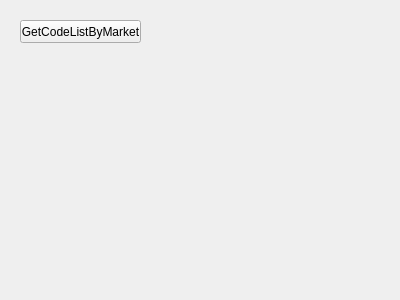
Qt form win32/collect_info_ui.ui (danhojin/algo-trading-korea-equities) before a commit.
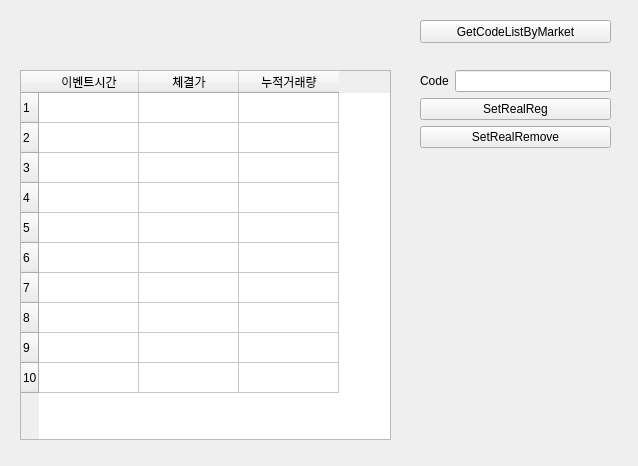
The same form after that commit.

Commit message: rename db table and column names, files. add environment variables

Diff of the .ui file:
```diff
--- a/win32/collect_info_ui.ui
+++ b/win32/collect_info_ui.ui
@@ -6,8 +6,8 @@
    <rect>
     <x>0</x>
     <y>0</y>
-    <width>400</width>
-    <height>300</height>
+    <width>638</width>
+    <height>466</height>
    </rect>
   </property>
   <property name="windowTitle">
@@ -16,9 +16,9 @@
   <widget class="QPushButton" name="button_get_code_list">
    <property name="geometry">
     <rect>
-     <x>20</x>
+     <x>420</x>
      <y>20</y>
-     <width>121</width>
+     <width>191</width>
      <height>23</height>
     </rect>
    </property>
@@ -26,6 +26,97 @@
     <string>GetCodeListByMarket</string>
    </property>
   </widget>
+  <widget class="QTableWidget" name="obs_table">
+   <property name="geometry">
+    <rect>
+     <x>20</x>
+     <y>70</y>
+     <width>371</width>
+     <height>370</height>
+    </rect>
+   </property>
+   <property name="rowCount">
+    <number>10</number>
+   </property>
+   <row/>
+   <row/>
+   <row/>
+   <row/>
+   <row/>
+   <row/>
+   <row/>
+   <row/>
+   <row/>
+   <row/>
+   <column>
+    <property name="text">
+     <string>이벤트시간</string>
+    </property>
+   </column>
+   <column>
+    <property name="text">
+     <string>체결가</string>
+    </property>
+   </column>
+   <column>
+    <property name="text">
+     <string>누적거래량</string>
+    </property>
+   </column>
+  </widget>
+  <widget class="QWidget" name="verticalLayoutWidget">
+   <property name="geometry">
+    <rect>
+     <x>420</x>
+     <y>70</y>
+     <width>191</width>
+     <height>370</height>
+    </rect>
+   </property>
+   <layout class="QVBoxLayout" name="verticalLayout">
+    <item>
+     <layout class="QFormLayout" name="formLayout">
+      <item row="0" column="0">
+       <widget class="QLabel" name="label">
+        <property name="text">
+         <string>Code</string>
+        </property>
+       </widget>
+      </item>
+      <item row="0" column="1">
+       <widget class="QLineEdit" name="obs_line_code"/>
+      </item>
+     </layout>
+    </item>
+    <item>
+     <widget class="QPushButton" name="obs_btn_set_real_reg">
+      <property name="text">
+       <string>SetRealReg</string>
+      </property>
+     </widget>
+    </item>
+    <item>
+     <widget class="QPushButton" name="obs_btn_set_real_remove">
+      <property name="text">
+       <string>SetRealRemove</string>
+      </property>
+     </widget>
+    </item>
+    <item>
+     <spacer name="verticalSpacer">
+      <property name="orientation">
+       <enum>Qt::Vertical</enum>
+      </property>
+      <property name="sizeHint" stdset="0">
+       <size>
+        <width>20</width>
+        <height>40</height>
+       </size>
+      </property>
+     </spacer>
+    </item>
+   </layout>
+  </widget>
  </widget>
  <resources/>
  <connections/>
```
The commit also changes 4 other files.
